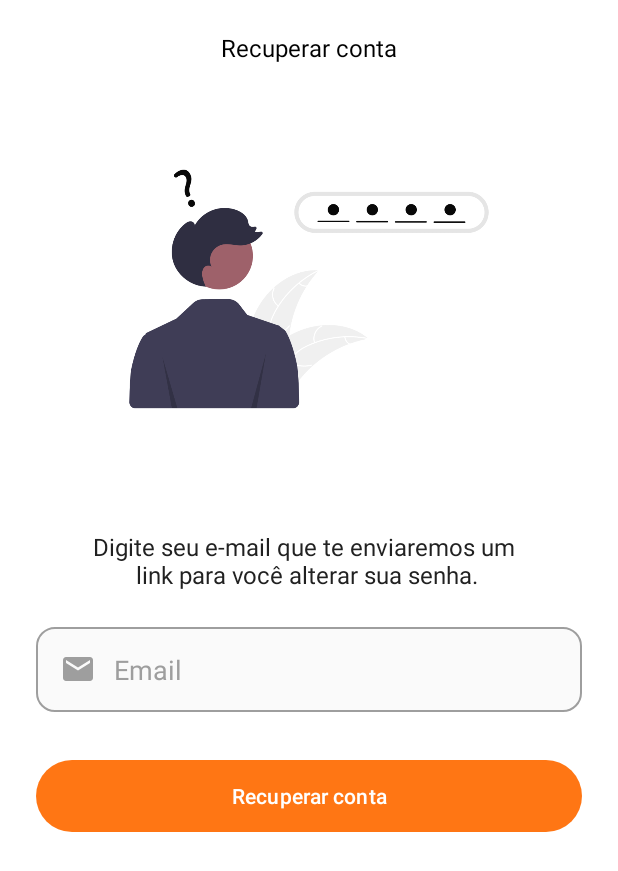
After one commit to gabrielllsp/Bank-App, an Android app: the fragment RecoverFragment shown on its own in the app's theme, on a phone screen of 412 x 824 dp. The commit adds this screen. Shown: the top 871 px of the screen. Run offline under Robolectric (Android 15) with nearby library versions, the phone set to English and light mode, and no system bars.

Commit message:
Recover Fragment

```diff
--- /dev/null
+++ b/app/src/main/java/com/gabriel/bankapp/presenter/auth/recover/RecoverFragment.kt
@@ -0,0 +1,27 @@
+package com.gabriel.bankapp.presenter.auth.recover
+
+import android.os.Bundle
+import android.view.LayoutInflater
+import android.view.View
+import android.view.ViewGroup
+import androidx.fragment.app.Fragment
+import com.gabriel.bankapp.databinding.FragmentRecoverBinding
+
+
+class RecoverFragment : Fragment() {
+    private var _binding: FragmentRecoverBinding? = null
+    private val binding get() = _binding!!
+
+    override fun onCreateView(
+        inflater: LayoutInflater, container: ViewGroup?,
+        savedInstanceState: Bundle?
+    ): View {
+        _binding = FragmentRecoverBinding.inflate(inflater, container, false)
+        return binding.root
+    }
+
+    override fun onDestroy() {
+        super.onDestroy()
+        _binding = null
+    }
+}
--- /dev/null
+++ b/app/src/main/res/layout/fragment_recover.xml
@@ -0,0 +1,111 @@
+<?xml version="1.0" encoding="utf-8"?>
+<ScrollView xmlns:android="http://schemas.android.com/apk/res/android"
+    xmlns:app="http://schemas.android.com/apk/res-auto"
+    xmlns:tools="http://schemas.android.com/tools"
+    android:layout_width="match_parent"
+    android:layout_height="match_parent"
+    android:background="@color/white"
+    android:fillViewport="true"
+    tools:context=".presenter.auth.recover.RecoverFragment">
+
+    <androidx.constraintlayout.widget.ConstraintLayout
+        android:layout_width="match_parent"
+        android:layout_height="wrap_content">
+
+        <com.google.android.material.appbar.AppBarLayout
+            android:id="@+id/appBarLayout2"
+            android:layout_width="match_parent"
+            android:layout_height="wrap_content"
+            android:background="@color/white"
+            app:layout_constraintEnd_toEndOf="parent"
+            app:layout_constraintStart_toStartOf="parent"
+            app:layout_constraintTop_toTopOf="parent">
+
+            <androidx.appcompat.widget.Toolbar
+                android:id="@+id/toolbar"
+                android:layout_width="match_parent"
+                android:layout_height="wrap_content">
+
+                <TextView
+                    android:layout_width="wrap_content"
+                    android:layout_height="wrap_content"
+                    android:layout_gravity="center_horizontal"
+                    android:textStyle="normal"
+                    android:textSize="16sp"
+                    android:text="@string/text_button_forgot_fragment"
+                    android:textColor="@color/black"/>
+            </androidx.appcompat.widget.Toolbar>
+
+        </com.google.android.material.appbar.AppBarLayout>
+
+        <ImageView
+            android:id="@+id/imageView3"
+            android:layout_width="300dp"
+            android:layout_height="257dp"
+            android:src="@drawable/ic_forgot_password"
+            app:layout_constraintEnd_toEndOf="parent"
+            app:layout_constraintStart_toStartOf="parent"
+            app:layout_constraintTop_toBottomOf="@+id/appBarLayout2"
+            tools:ignore="ContentDescription" />
+
+        <TextView
+            android:id="@+id/textView2"
+            android:layout_width="wrap_content"
+            android:layout_height="wrap_content"
+            android:layout_marginStart="16dp"
+            android:layout_marginEnd="24dp"
+            android:layout_marginTop="32dp"
+            android:text="@string/title_forgot_fragment"
+            android:textColor="#212121"
+            android:textAlignment="center"
+            android:textSize="16sp"
+            app:layout_constraintStart_toStartOf="parent"
+            app:layout_constraintEnd_toEndOf="parent"
+            app:layout_constraintTop_toBottomOf="@+id/imageView3" />
+
+        <EditText
+            android:id="@+id/edit_email"
+            style="@style/ThemeEditText"
+            android:layout_width="0dp"
+            android:layout_height="wrap_content"
+            android:layout_margin="24dp"
+            android:drawableStart="@drawable/ic_email"
+            android:drawablePadding="12dp"
+            android:importantForAutofill="no"
+            android:inputType="textEmailAddress"
+            android:hint="@string/text_hint_edit_email_login_fragment"
+            app:layout_constraintEnd_toEndOf="parent"
+            app:layout_constraintStart_toStartOf="parent"
+            app:layout_constraintTop_toBottomOf="@+id/textView2"
+            tools:ignore="LabelFor" />
+
+        <Button
+            android:id="@+id/btn_forgot"
+            style="@style/ThemeButton"
+            android:layout_width="match_parent"
+            android:layout_height="wrap_content"
+            android:layout_marginTop="32dp"
+            android:layout_marginHorizontal="24dp"
+            android:text="@string/text_button_forgot_fragment"
+            app:layout_constraintEnd_toEndOf="parent"
+            app:layout_constraintStart_toStartOf="parent"
+            app:layout_constraintTop_toBottomOf="@+id/edit_email" />
+
+        <ProgressBar
+            android:id="@+id/progress_loading"
+            android:layout_width="50dp"
+            android:layout_height="50dp"
+            android:visibility="invisible"
+            android:layout_marginTop="16dp"
+            android:layout_marginBottom="32dp"
+            app:layout_constraintBottom_toBottomOf="parent"
+            app:layout_constraintEnd_toEndOf="parent"
+            app:layout_constraintStart_toStartOf="parent"
+            app:layout_constraintTop_toBottomOf="@+id/btn_forgot"
+            app:layout_constraintVertical_bias="0.0"
+            tools:visibility="visible"
+            tools:ignore="ContentDescription"/>
+
+    </androidx.constraintlayout.widget.ConstraintLayout>
+
+</ScrollView>
--- a/app/src/main/res/values/strings.xml
+++ b/app/src/main/res/values/strings.xml
@@ -18,5 +18,11 @@
     <string name="text_password_empty_login_fragment">Digite sua senha</string>
     <string name="text_button_sign_up_register_fragment">Inscrever-se</string>
 
+    <string name="title_forgot_fragment">Digite seu e-mail que te enviaremos um\n link para você alterar sua senha.</string>
+    <string name="text_hint_edit_email_forgot_fragment">Email</string>
+    <string name="text_button_forgot_fragment">Recuperar conta</string>
+    <string name="text_email_empty_forgot_fragment">Digite um e-mail válido</string>
+    <string name="text_send_email_sucess_recover_fragment">Email enviado com sucesso</string>
+
 
 </resources>
```
Also changed, not shown: app/src/main/res/drawable/ic_forgot_password.png (added).
